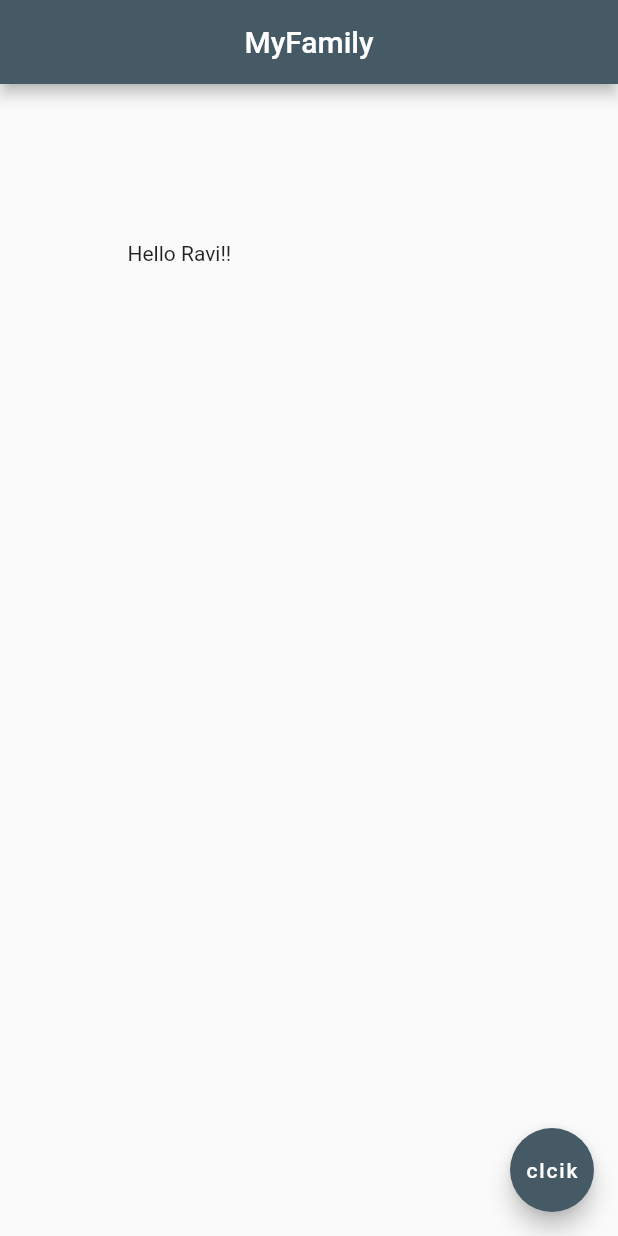
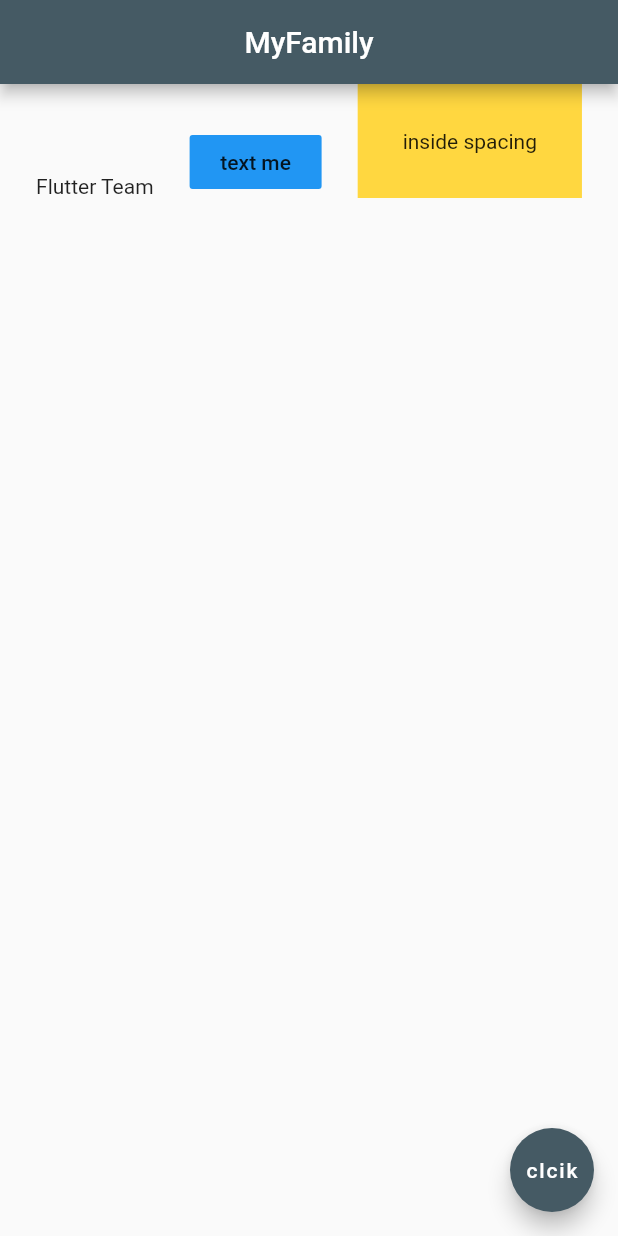
Before and after one commit to geekyamitesh/Flutter-by-Geekyamitesh, a Flutter app: the screen it shows after launch, on a phone screen of 412 x 824 dp. Run offline on Flutter 3.47's test engine with Material 2 defaults, Android fonts, the phone set to English and light mode, and no system bars.

Commit message:
added column, rows,exanded

```diff
--- a/flutter weak2/myapp/lib/main.dart
+++ b/flutter weak2/myapp/lib/main.dart
@@ -65,6 +65,15 @@ RaisedButton.icon(
               )
 
  &
+ clip button in container
+ child: InkWell(
+          onTap: () {
+            setState(() {
+              sideLength == 50 ? sideLength = 100 : sideLength = 50;
+            });
+          },
+        ),
+      ),
 Icon
 a.Icon(
           Icons.access_alarms,
@@ -99,11 +108,24 @@ class Home extends StatelessWidget {
         backgroundColor: Colors.blueGrey[700],
       ),
       //Task for tommorow(text style,background color)
-      body: Container(
-        color: Colors.grey[30],
-        child: Text("Hello Ravi!!"),
-        padding: EdgeInsets.fromLTRB(30, 50, 100, 70),
-        margin: EdgeInsets.all(55.0),
+      body: Row(
+        mainAxisAlignment: MainAxisAlignment.spaceEvenly,
+        crossAxisAlignment: CrossAxisAlignment.end,
+        children: <Widget>[
+          Text("Flutter Team"),
+          FlatButton(
+            onPressed: () {
+              print("Hey team");
+            },
+            child: Text('text me'),
+            color: Colors.blue,
+          ),
+          Container(
+            color: Colors.amberAccent,
+            padding: EdgeInsets.all(30.0),
+            child: Text('inside spacing'),
+          )
+        ],
       ),
       floatingActionButton: FloatingActionButton(
         onPressed: () {},
```
